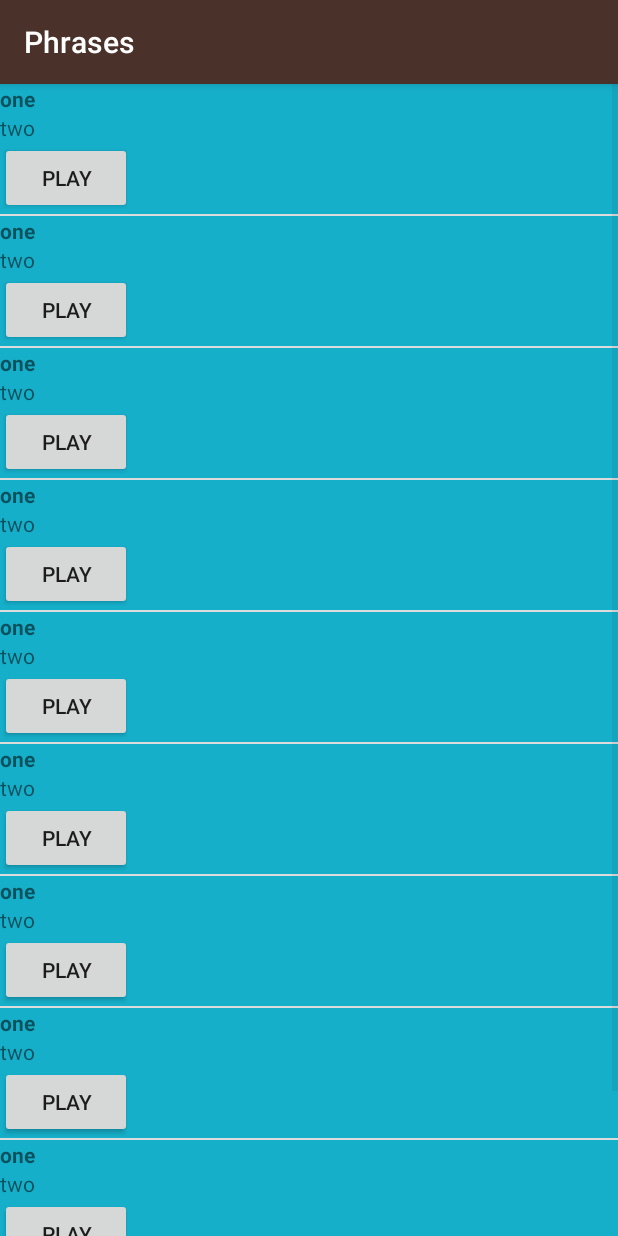
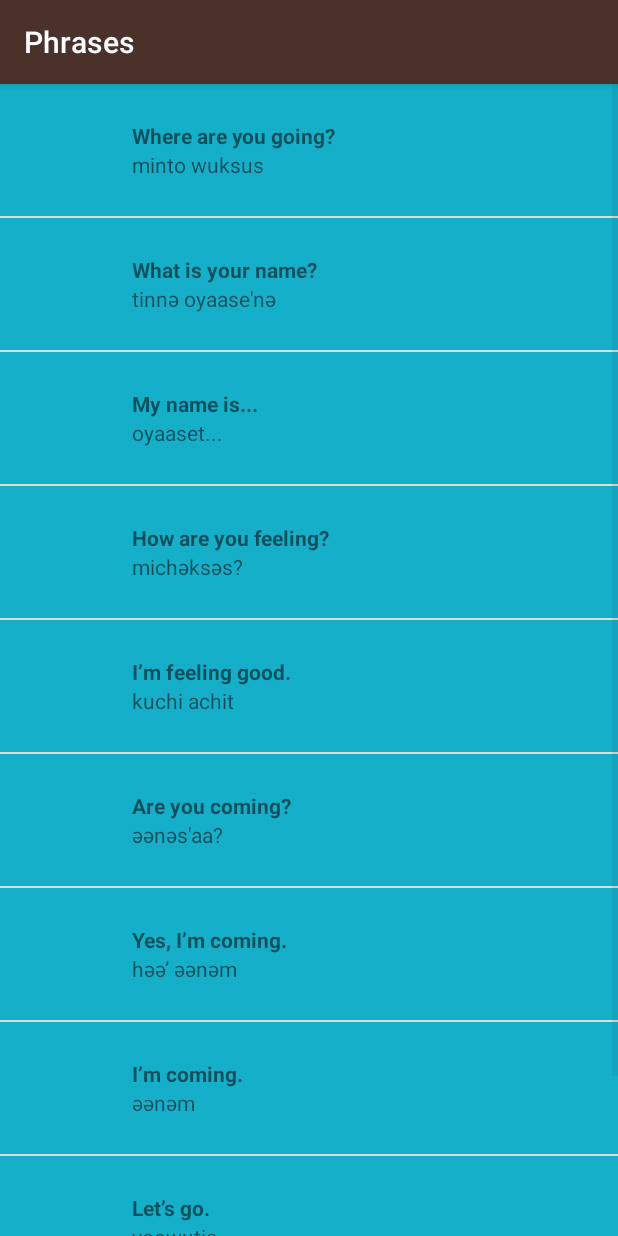
Before and after one commit to mimimi-x64/MiwokApp, an Android app: the PhrasesActivity screen opened directly, with no data from a screen before it, on a phone screen of 412 x 824 dp. Run offline under Robolectric (Android 15) with nearby library versions, the phone set to English and light mode, and no system bars.

Commit message:
Added OnClickItemListeners and MediaPlayer

```diff
--- a/app/src/main/AndroidManifest.xml
+++ b/app/src/main/AndroidManifest.xml
@@ -31,7 +31,7 @@
         </activity>
         <activity android:name=".NumbersActivity" android:label="@string/category_numbers"/>
         <activity android:name=".ColorsActivity" android:label="@string/category_colors"/>
-        <activity android:name=".FamilyActivity" android:label="@string/category_family"/>
+        <activity android:name=".FamillyActivity" android:label="@string/category_family"/>
         <activity android:name=".PhrasesActivity" android:label="@string/category_phrases"></activity>
     </application>
 
--- a/app/src/main/java/com/example/android/miwok/MainActivity.java
+++ b/app/src/main/java/com/example/android/miwok/MainActivity.java
@@ -21,7 +21,6 @@ import android.support.v7.app.AppCompatActivity;
 import android.view.View;
 import android.widget.TextView;
 import android.view.View.OnClickListener;
-import org.w3c.dom.Text;
 
 public class MainActivity extends AppCompatActivity {
 
@@ -77,7 +76,7 @@ public class MainActivity extends AppCompatActivity {
         if (family != null) {
             family.setOnClickListener(new OnClickListener(){
                 public void onClick(View view){
-                    Intent familyIntent = new Intent(MainActivity.this, FamilyActivity.class);
+                    Intent familyIntent = new Intent(MainActivity.this, FamillyActivity.class);
                     startActivity(familyIntent);
                 }
             });
--- a/app/src/main/java/com/example/android/miwok/PhrasesActivity.java
+++ b/app/src/main/java/com/example/android/miwok/PhrasesActivity.java
@@ -1,33 +1,60 @@
 package com.example.android.miwok;
 
+import android.media.MediaPlayer;
 import android.support.v7.app.AppCompatActivity;
 import android.os.Bundle;
+import android.view.View;
+import android.widget.AdapterView;
 import android.widget.ListView;
 
 import java.util.ArrayList;
 
 public class PhrasesActivity extends AppCompatActivity {
 
+    MediaPlayer mediaPlayer;
+
     @Override
     protected void onCreate( Bundle savedInstanceState ) {
         super.onCreate(savedInstanceState);
         setContentView(R.layout.activity_phrases);
 
-        ArrayList<Words> phrasesWords = new ArrayList<Words>();
+        final ArrayList<Words> phrasesWords = new ArrayList<Words>( );
+        phrasesWords.add(new Words("Where are you going?", "minto wuksus", R.raw.phrase_where_are_you_going));
+        phrasesWords.add(new Words("What is your name?", "tinnә oyaase'nә", R.raw.phrase_what_is_your_name));
+        phrasesWords.add(new Words("My name is...", "oyaaset...", R.raw.phrase_my_name_is));
+        phrasesWords.add(new Words("How are you feeling?", "michәksәs?", R.raw.phrase_how_are_you_feeling));
+        phrasesWords.add(new Words("I’m feeling good.", "kuchi achit", R.raw.phrase_im_feeling_good));
+        phrasesWords.add(new Words("Are you coming?", "әәnәs'aa?", R.raw.phrase_are_you_coming));
+        phrasesWords.add(new Words("Yes, I’m coming.", "hәә’ әәnәm", R.raw.phrase_yes_im_coming));
+        phrasesWords.add(new Words("I’m coming.", "әәnәm", R.raw.phrase_im_coming));
+        phrasesWords.add(new Words("Let’s go.", "yoowutis", R.raw.phrase_lets_go));
+        phrasesWords.add(new Words("Come here.", "әnni'nem", R.raw.phrase_come_here));
 
-        phrasesWords.add(new Words("one", "two"));
-        phrasesWords.add(new Words("one", "two"));
-        phrasesWords.add(new Words("one", "two"));
-        phrasesWords.add(new Words("one", "two"));
-        phrasesWords.add(new Words("one", "two"));
-        phrasesWords.add(new Words("one", "two"));
-        phrasesWords.add(new Words("one", "two"));
-        phrasesWords.add(new Words("one", "two"));
-        phrasesWords.add(new Words("one", "two"));
-        phrasesWords.add(new Words("one", "two"));
         //Instacietates Object and Use on XML
         WordsAdapter phWords = new WordsAdapter(this, phrasesWords, R.color.category_phrases);
+
         ListView listView = (ListView) findViewById(R.id.list);
         listView.setAdapter(phWords);
+        listView.setOnItemClickListener(new AdapterView.OnItemClickListener( ) {
+            @Override
+            public void onItemClick( AdapterView<?> adapterView, View view, int position, long l ) {
+                Words words = phrasesWords.get(position);
+                MediaPlayer mediaPlayer = MediaPlayer.create(PhrasesActivity.this, words.getSongResource( ));
+                releaseMediaPlayer();
+                mediaPlayer.start( );
+                mediaPlayer.setOnCompletionListener(new MediaPlayer.OnCompletionListener( ) {
+                    @Override
+                    public void onCompletion( MediaPlayer mediaPlayer ) {
+                        releaseMediaPlayer();
+                    }
+                });
+            }
+        });
+    }
+    private void releaseMediaPlayer(){
+        if (mediaPlayer != null){
+            mediaPlayer.release();
+            mediaPlayer = null;
+        }
     }
 }
--- a/app/src/main/java/com/example/android/miwok/WordsAdapter.java
+++ b/app/src/main/java/com/example/android/miwok/WordsAdapter.java
@@ -45,7 +45,9 @@ public class WordsAdapter extends ArrayAdapter<Words> {
 
         // Get the {@link AndroidFlavor} object located at this position in the list
         final Words currentWord = getItem(position);
-
+        /**
+         * First Self implementation of OnClickListener on each View.
+         *
         //Find the Button in the list_item.xml with the ID
         Button playButton = (Button) listItemView.findViewById(R.id.playButton);
         mediaPlayer = MediaPlayer.create(getContext(), currentWord.getSongResource());
@@ -55,6 +57,7 @@ public class WordsAdapter extends ArrayAdapter<Words> {
                 mediaPlayer.start();
             }
         });
+        */
 
         // Find the TextView in the list_item.xml layout with the ID version_name
         TextView nameTextView = (TextView) listItemView.findViewById(R.id.miwokWords);
--- a/app/src/main/res/layout/activity_family.xml
+++ b/app/src/main/res/layout/activity_family.xml
@@ -6,5 +6,5 @@
     android:id="@+id/list"
     android:layout_width="match_parent"
     android:layout_height="match_parent"
-    tools:context="com.example.android.miwok.FamilyActivity">
+    tools:context="com.example.android.miwok.FamillyActivity">
 </ListView>
--- a/app/src/main/res/layout/list_item.xml
+++ b/app/src/main/res/layout/list_item.xml
@@ -30,12 +30,6 @@
             android:layout_width="wrap_content"
             android:layout_height="wrap_content"/>
 
-        <Button
-            android:id="@+id/playButton"
-            android:text="Play"
-            android:layout_width="wrap_content"
-            android:layout_height="wrap_content" />
-
     </LinearLayout>
 
 </LinearLayout>
```
Also changed, not shown: app/src/main/java/com/example/android/miwok/ColorsActivity.java (+35 -12 lines), app/src/main/java/com/example/android/miwok/FamillyActivity.java (added, +61 -0 lines), app/src/main/java/com/example/android/miwok/FamilyActivity.java (deleted, +0 -39 lines), app/src/main/java/com/example/android/miwok/NumbersActivity.java (+48 -25 lines), app/src/main/java/com/example/android/miwok/Words.java (+14 -4 lines).
